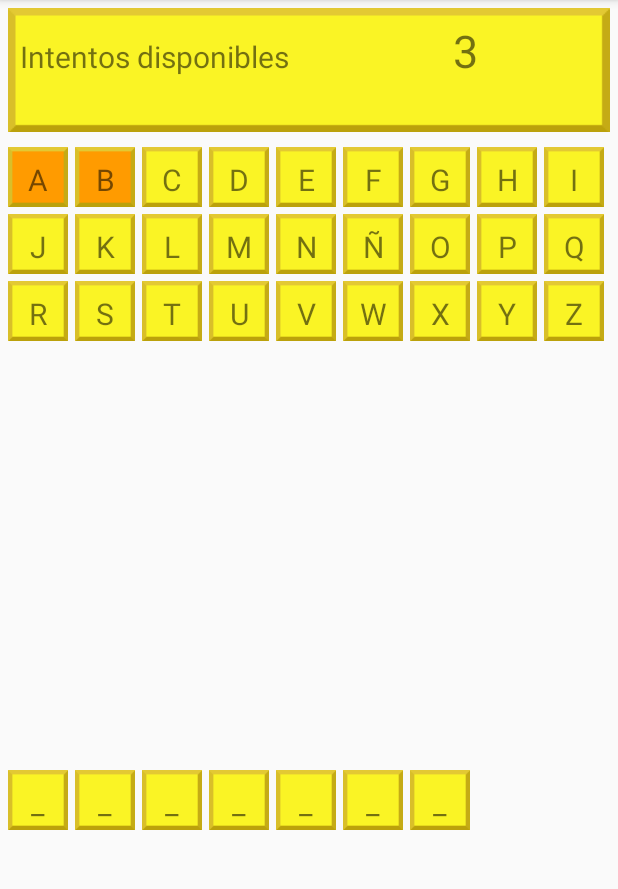
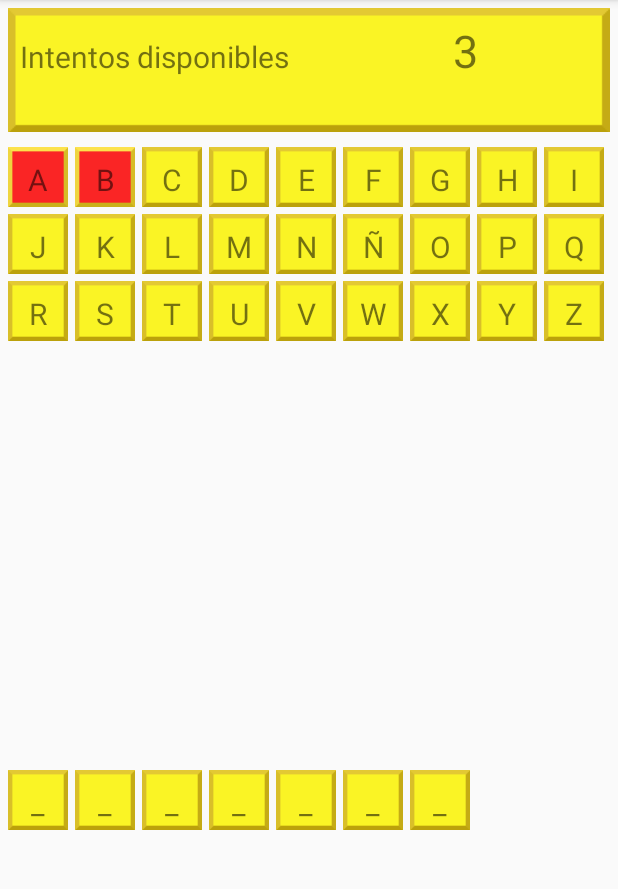
Before and after one commit to gianafrancisco/game-get-the-word, an Android app: the screen it shows after launch (MainActivity), after a tap on an icon or button, on a phone screen of 412 x 824 dp, the part 84-973 px from its top. Run offline under Robolectric (Android 15) with nearby library versions, the phone set to English and light mode, and no system bars; 1 other tap on this screen came first.

Commit message:
Added several background color when the user fail or match a letter.

```diff
--- a/app/src/main/java/org/fransis/game/words/words/MainActivity.java
+++ b/app/src/main/java/org/fransis/game/words/words/MainActivity.java
@@ -1,5 +1,6 @@
 package org.fransis.game.words.words;
 
+import android.content.pm.ActivityInfo;
 import android.support.v7.app.AppCompatActivity;
 import android.os.Bundle;
 import android.view.View;
@@ -24,10 +25,14 @@ public class MainActivity extends AppCompatActivity {
     Button btnNextLevel = null;
     GameCallback callback = null;
     LevelRepository levels = null;
+    TextView tvCurrent = null;
+
+
 
     @Override
     protected void onCreate(Bundle savedInstanceState) {
         super.onCreate(savedInstanceState);
+        setRequestedOrientation(ActivityInfo.SCREEN_ORIENTATION_PORTRAIT);
         setContentView(R.layout.activity_main);
         gridview = (GridView) findViewById(R.id.gridview);
         gridviewResult = (GridView) findViewById(R.id.gridview_result);
@@ -71,6 +76,7 @@ public class MainActivity extends AppCompatActivity {
 
             @Override
             public void letter(String word) {
+                tvCurrent.setBackgroundResource(R.drawable.button_good);
                 adapterResult.clear();
                 for (int i = 0; i < word.length(); i++) {
                     adapterResult.add(word.substring(i, i + 1));
@@ -80,15 +86,15 @@ public class MainActivity extends AppCompatActivity {
             @Override
             public void fail(int tryAvailable) {
                 textIntentos.setText(tryAvailable + "");
+                tvCurrent.setBackgroundResource(R.drawable.button_wrong);
             }
         };
 
         gridview.setOnItemClickListener(new AdapterView.OnItemClickListener() {
             public void onItemClick(AdapterView<?> parent, View v,
                                     int position, long id) {
-                TextView tv = (TextView) v.findViewById(R.id.item_id);
-                tv.setBackgroundResource(R.drawable.button_click);
-                String letter = tv.getText().toString();
+                tvCurrent = (TextView) v.findViewById(R.id.item_id);
+                String letter = tvCurrent.getText().toString();
 
                 myGame.newTry(letter);
 
```
Also changed, not shown: app/src/main/res/drawable/button_good.9.png (added), app/src/main/res/drawable/button_wrong.9.png (added).
